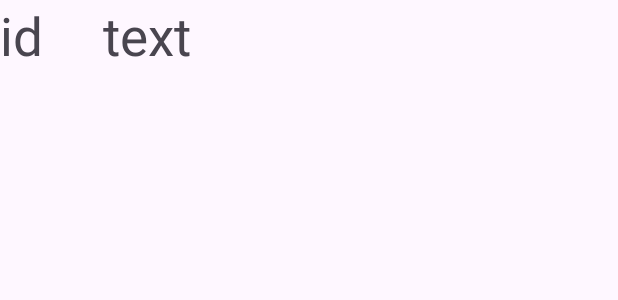
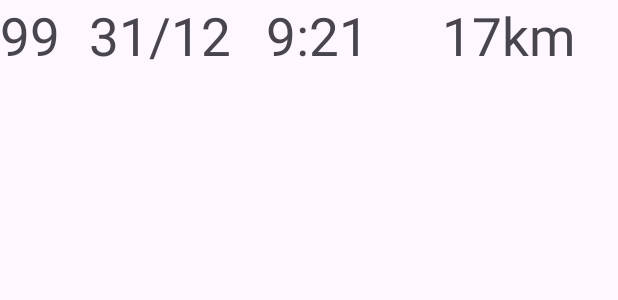
Before and after one commit to SimonReese/StepByStep, an Android app: the layout tracksession_item.xml on its own in the app's theme, with its tools: preview values and no code run, on a phone screen of 412 x 824 dp. Shown: the top 300 px of the screen. Run offline under Robolectric (Android 15) with nearby library versions, the phone set to English and light mode, and no system bars.

Commit message:
Aggiunti ulteriori campi al recyclerview.
Agganciata anteprima recyclerview a tracksession_item.xml

```diff
--- a/app/src/main/res/layout/fragment_stats.xml
+++ b/app/src/main/res/layout/fragment_stats.xml
@@ -20,7 +20,8 @@
         android:layout_height="match_parent"
         android:layout_margin="10dp"
         android:layout_weight="5"
-        app:layoutManager="LinearLayoutManager">
+        app:layoutManager="LinearLayoutManager"
+        tools:listitem="@layout/tracksession_item">
 
     </androidx.recyclerview.widget.RecyclerView>
 
--- a/app/src/main/res/layout/tracksession_item.xml
+++ b/app/src/main/res/layout/tracksession_item.xml
@@ -10,10 +10,9 @@
         android:id="@+id/session_id"
         android:layout_width="match_parent"
         android:layout_height="wrap_content"
-        android:layout_weight="5"
-        android:text="id"
+        android:layout_weight="1.2"
         android:textSize="35sp"
-        tools:ignore="HardcodedText" />
+        tools:text="99" />
 
 
     <TextView
@@ -21,7 +20,24 @@
         android:layout_width="match_parent"
         android:layout_height="wrap_content"
         android:layout_weight="1"
-        android:text="text"
         android:textSize="35sp"
-        tools:ignore="HardcodedText" />
+        tools:text="31/12" />
+
+    <TextView
+        android:id="@+id/textView5"
+        android:layout_width="match_parent"
+        android:layout_height="wrap_content"
+        android:layout_weight="1"
+        android:textSize="35sp"
+        tools:text="9:21" />
+
+    <TextView
+        android:id="@+id/textView6"
+        android:layout_width="match_parent"
+        android:layout_height="wrap_content"
+        android:layout_weight="1"
+        android:text="TextView"
+        android:textSize="35sp"
+        tools:text="17km" />
+
 </LinearLayout>
```
